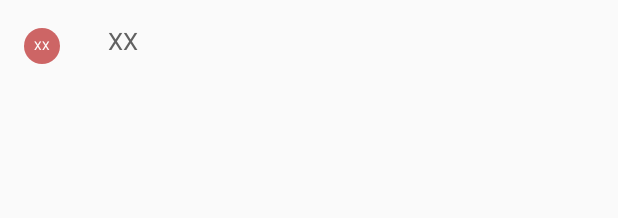
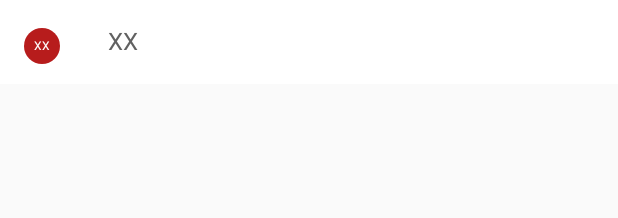
Before and after one commit to o-mr/RedmineSweeper, an Android app: the layout filter_list_item.xml on its own in the app's theme, with its tools: preview values and no code run, on a phone screen of 412 x 824 dp. Shown: the top 218 px of the screen. Run offline under Robolectric (Android 15) with nearby library versions, the phone set to English and light mode, and no system bars.

Commit message:
ナビゲーターのリスト選択時の背景を設定

```diff
--- a/app/src/main/java/com/kz/redminesweeper/MainActivity.java
+++ b/app/src/main/java/com/kz/redminesweeper/MainActivity.java
@@ -1,6 +1,5 @@
 package com.kz.redminesweeper;
 
-import android.graphics.Color;
 import android.graphics.drawable.Drawable;
 import android.support.v4.app.FragmentTransaction;
 import android.support.v4.view.GravityCompat;
--- a/app/src/main/java/com/kz/redminesweeper/adapter/FilterListAdapter.java
+++ b/app/src/main/java/com/kz/redminesweeper/adapter/FilterListAdapter.java
@@ -16,8 +16,8 @@ public class FilterListAdapter extends ArrayAdapter<IssuesFilter> {
 
     LayoutInflater layoutInflater;
 
-    public FilterListAdapter(Context context, int layoutId, List<IssuesFilter> list)  {
-        super(context, layoutId, list);
+    public FilterListAdapter(Context context, int layoutId, int viewId, List<IssuesFilter> list)  {
+        super(context, layoutId, viewId, list);
         layoutInflater = (LayoutInflater)context.getSystemService(Context.LAYOUT_INFLATER_SERVICE);
     }
 
--- a/app/src/main/java/com/kz/redminesweeper/adapter/IssueListAdapter.java
+++ b/app/src/main/java/com/kz/redminesweeper/adapter/IssueListAdapter.java
@@ -16,8 +16,8 @@ public class IssueListAdapter extends ArrayAdapter<Issue> {
 
     LayoutInflater layoutInflater;
 
-    public IssueListAdapter(Context context, int layoutId, List<Issue> list)  {
-        super(context, layoutId, list);
+    public IssueListAdapter(Context context, int layoutId, int viewId, List<Issue> list)  {
+        super(context, layoutId, viewId, list);
         layoutInflater = (LayoutInflater)context.getSystemService(Context.LAYOUT_INFLATER_SERVICE);
     }
 
--- a/app/src/main/java/com/kz/redminesweeper/fragment/IssueListFragment.java
+++ b/app/src/main/java/com/kz/redminesweeper/fragment/IssueListFragment.java
@@ -60,7 +60,7 @@ public class IssueListFragment extends Fragment implements AdapterView.OnItemCli
    void setUp() {
        Log.v(getClass().getName(), new Throwable().getStackTrace()[0].getMethodName());
        listView.setOnScrollListener(this);
-       issueListAdapter = new IssueListAdapter(getActivity(), 0, new ArrayList<Issue>());
+       issueListAdapter = new IssueListAdapter(getActivity(), R.layout.issue_list_item, R.id.base_layout, new ArrayList<Issue>());
        listView.setAdapter(issueListAdapter);
        listView.setOnItemClickListener(this);
        refresh.setOnRefreshListener(this);
--- a/app/src/main/res/drawable-hdpi/corner_round_label.xml
+++ b/app/src/main/res/drawable-hdpi/corner_round_label.xml
@@ -1,7 +1,7 @@
 <shape xmlns:android="http://schemas.android.com/apk/res/android"
     android:shape="rectangle" >
 
-    <solid android:color="#455A64" />
+    <solid android:color="@color/bg_reversal" />
     <padding android:top="2dp" />
     <padding android:right="2dp" />
     <padding android:left="2dp" />
--- /dev/null
+++ b/app/src/main/res/drawable/list_background.xml
@@ -0,0 +1,7 @@
+<selector xmlns:android="http://schemas.android.com/apk/res/android">
+    <item android:state_activated="true" android:drawable="@color/item_strong" />
+    <item android:state_selected="true" android:drawable="@color/item_strong" />
+    <item android:state_pressed="true" android:drawable="@color/item_strong" />
+    <item android:state_checked="true" android:drawable="@color/item_strong" />
+    <item android:drawable="@color/bg_standard" />
+</selector>
--- a/app/src/main/res/drawable/oval_label.xml
+++ b/app/src/main/res/drawable/oval_label.xml
@@ -1,5 +1,5 @@
 <shape
     xmlns:android="http://schemas.android.com/apk/res/android"
     android:shape="oval">
-    <solid android:color="@color/theme_select" />
+    <solid android:color="@color/theme" />
 </shape>
--- a/app/src/main/res/layout/account_nagivation.xml
+++ b/app/src/main/res/layout/account_nagivation.xml
@@ -22,7 +22,7 @@
         android:layout_height="wrap_content"
         android:paddingBottom="8dp"
         android:textSize="12dp"
-        android:textColor="@color/text_strong"
+        android:textColor="@color/text_reversal"
         android:text="@string/now_loading_label"
         />
 
@@ -31,7 +31,7 @@
         android:layout_width="wrap_content"
         android:layout_height="wrap_content"
         android:textSize="10dp"
-        android:textColor="@color/text_strong"
+        android:textColor="@color/text_reversal"
         android:text="@string/now_loading_label"
         />
 
--- a/app/src/main/res/layout/activity_main.xml
+++ b/app/src/main/res/layout/activity_main.xml
@@ -6,7 +6,7 @@
     android:id="@+id/drawer_layout"
     android:layout_width="match_parent"
     android:layout_height="match_parent"
-    android:background="@color/background"
+    android:background="@color/bg_standard"
     >
 
     <android.support.v4.view.ViewPager
@@ -33,6 +33,7 @@
         android:layout_width="@dimen/navigation_drawer_width"
         android:layout_height="match_parent"
         android:layout_gravity="start"
+        android:background="@color/bg_standard"
         />
 
 </android.support.v4.widget.DrawerLayout>
--- a/app/src/main/res/layout/filter_list_item.xml
+++ b/app/src/main/res/layout/filter_list_item.xml
@@ -5,21 +5,18 @@
     android:orientation="horizontal"
     android:layout_width="match_parent"
     android:layout_height="wrap_content"
-    android:layout_marginTop="8dp"
-    android:layout_marginLeft="16dp"
+    android:background="?android:attr/activatedBackgroundIndicator"
     >
 
     <TextView
         android:id="@+id/id_label"
         android:layout_width="24dp"
         android:layout_height="24dp"
-        android:layout_marginTop="8dp"
-        android:layout_marginBottom="16dp"
-        android:layout_marginRight="32dp"
+        android:layout_margin="16dp"
         android:gravity="center"
         android:background="@drawable/oval_label"
         android:textSize="8dp"
-        android:textColor="@color/text_strong"
+        android:textColor="@color/text_reversal"
         android:text="XX"
         />
 
@@ -27,10 +24,9 @@
         android:id="@+id/name_label"
         android:layout_width="match_parent"
         android:layout_height="match_parent"
-        android:layout_marginTop="8dp"
-        android:layout_marginBottom="16dp"
+        android:layout_margin="16dp"
         android:textSize="16dp"
-        android:textColor="@color/text_normal"
+        android:textColor="@color/text_standard"
         android:text="XX"
         android:focusableInTouchMode="false"
         android:focusable="false"
--- a/app/src/main/res/layout/fragment_issue_list.xml
+++ b/app/src/main/res/layout/fragment_issue_list.xml
@@ -9,7 +9,7 @@
         android:id="@+id/list_view"
         android:layout_width="match_parent"
         android:layout_height="match_parent"
-        android:background="@color/background"
+        android:background="@color/bg_standard"
         android:divider="@color/line"
         android:dividerHeight="1dp"
         android:choiceMode="singleChoice"
--- a/app/src/main/res/values/colors.xml
+++ b/app/src/main/res/values/colors.xml
@@ -2,11 +2,11 @@
 <resources>
 
     <color name="theme">#b71c1c</color>
-    <color name="theme_select">#aab71c1c</color>
-    <color name="background">#ffffff</color>
+    <color name="bg_standard">#ffffff</color>
+    <color name="bg_reversal">#616161</color>
     <color name="line">#EEEEEE</color>
-    <color name="text_normal">#616161</color>
-    <color name="text_strong">#ffffff</color>
+    <color name="text_standard">#616161</color>
+    <color name="text_reversal">#ffffff</color>
 
     <color name="tracker_0">#f44336</color>
     <color name="tracker_1">#3F51B5</color>
@@ -24,4 +24,6 @@
     <color name="status_watch">#FF9800</color>
     <color name="status_all">#03A9F4</color>
 
+    <color name="item_strong">#ECEFF1</color>
+
 </resources>
--- a/app/src/main/res/values/styles.xml
+++ b/app/src/main/res/values/styles.xml
@@ -2,6 +2,7 @@
 
     <!-- Base application theme. -->
     <style name="AppTheme" parent="Theme.AppCompat.Light.DarkActionBar">
+        <item name="android:activatedBackgroundIndicator">@drawable/list_background</item>
     </style>
 
 </resources>
```
Also changed, not shown: app/src/main/java/com/kz/redminesweeper/fragment/NavigationFragment.java (+7 -7 lines), app/src/main/res/layout/fragment_navigation.xml (+7 -15 lines), app/src/main/res/layout/issue_list_item.xml (+6 -6 lines).
